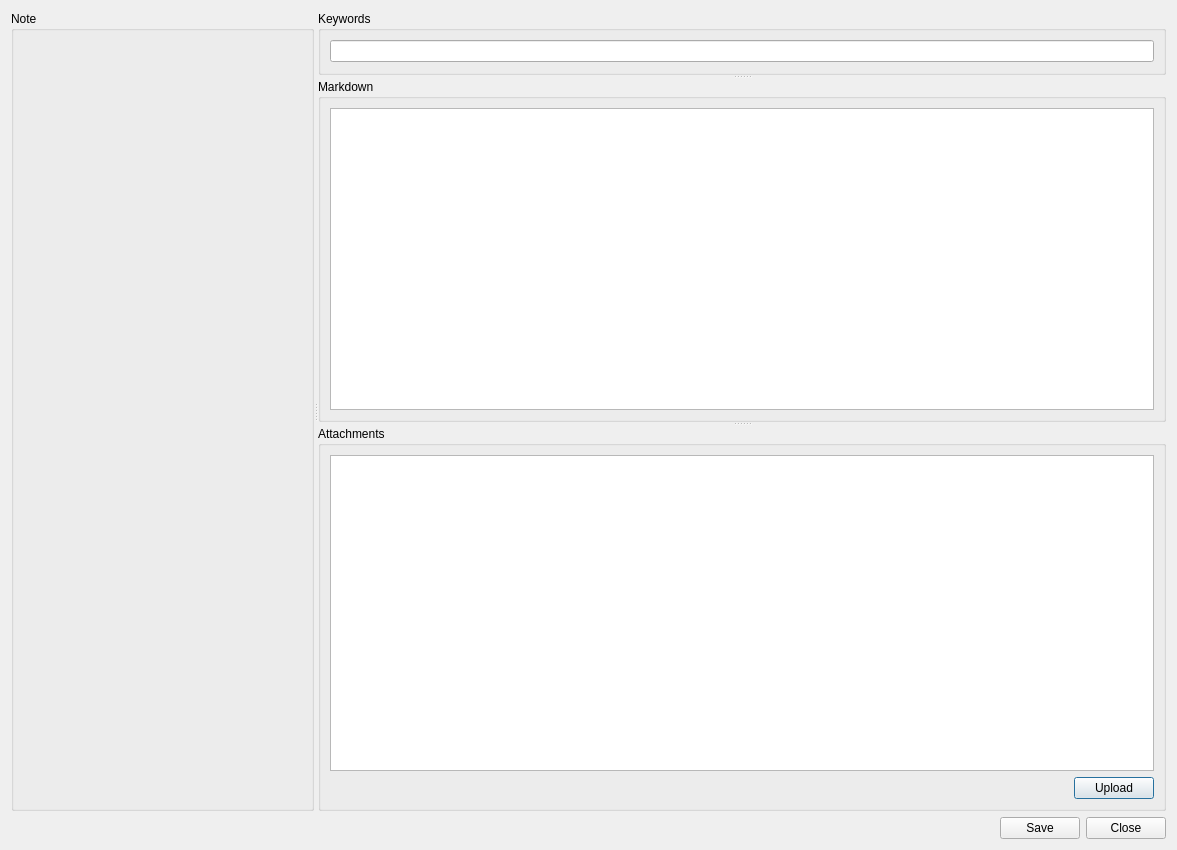
Old version of the form jezen/editor.ui in the repository HazenBabcock/APyEC.
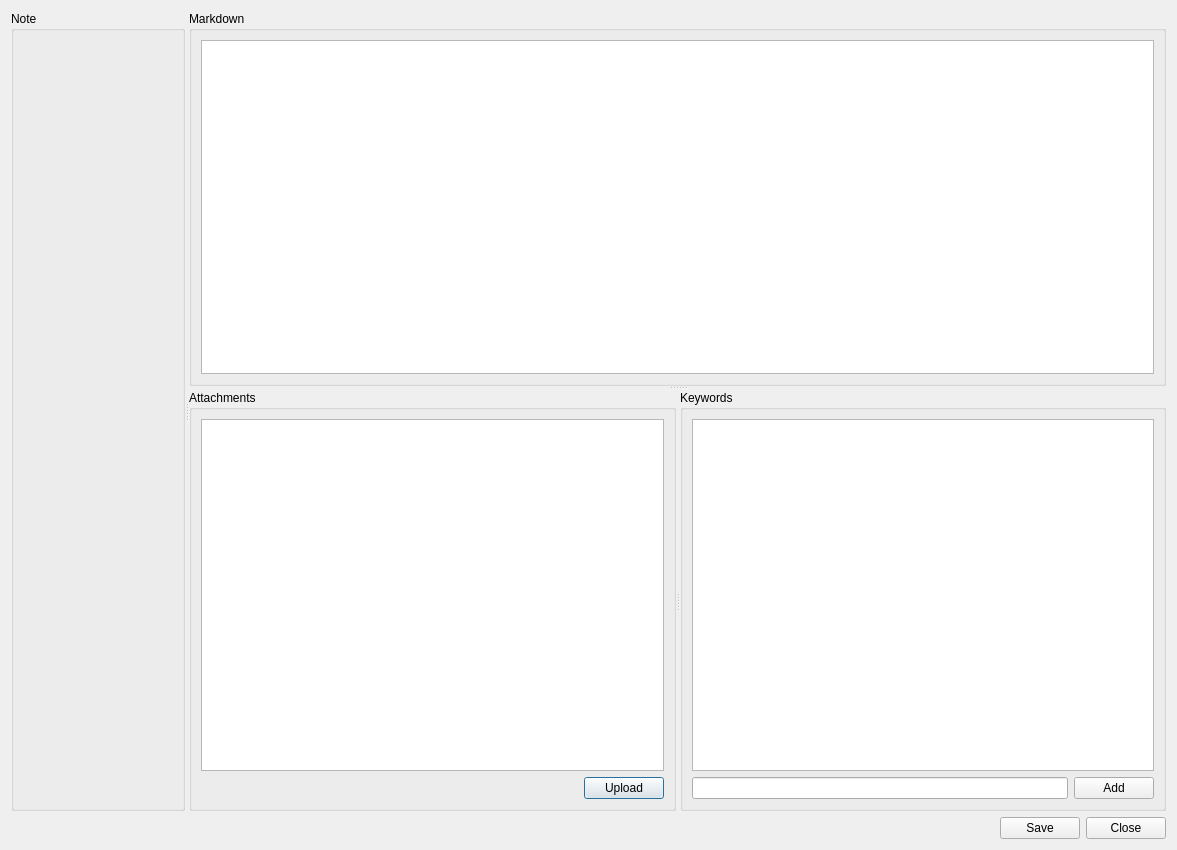
New version of the form. Custom widgets are drawn as their Qt base class.

Commit message: Get basic attachments working. Drop commit numbering concept, just use the fiename in the commit message.

The edit to the form file:
```diff
--- a/jezen/editor.ui
+++ b/jezen/editor.ui
@@ -13,15 +13,9 @@
   <property name="windowTitle">
    <string>Jezen Note Editor</string>
   </property>
-  <layout class="QVBoxLayout" name="verticalLayout">
+  <layout class="QVBoxLayout" name="verticalLayout_2">
    <item>
-    <widget class="QSplitter" name="splitter">
-     <property name="sizePolicy">
-      <sizepolicy hsizetype="Expanding" vsizetype="MinimumExpanding">
-       <horstretch>0</horstretch>
-       <verstretch>0</verstretch>
-      </sizepolicy>
-     </property>
+    <widget class="QSplitter" name="splitter_3">
      <property name="orientation">
       <enum>Qt::Horizontal</enum>
      </property>
@@ -36,33 +30,17 @@
        <string>Note</string>
       </property>
      </widget>
-     <widget class="QSplitter" name="editSplitter">
+     <widget class="QSplitter" name="splitter_2">
       <property name="orientation">
        <enum>Qt::Vertical</enum>
       </property>
-      <widget class="QGroupBox" name="keywordEditGroupBox">
-       <property name="sizePolicy">
-        <sizepolicy hsizetype="Preferred" vsizetype="Preferred">
-         <horstretch>0</horstretch>
-         <verstretch>0</verstretch>
-        </sizepolicy>
-       </property>
-       <property name="maximumSize">
-        <size>
-         <width>16777215</width>
-         <height>64</height>
-        </size>
-       </property>
-       <property name="title">
-        <string>Keywords</string>
-       </property>
-       <layout class="QVBoxLayout" name="verticalLayout_6">
-        <item>
-         <widget class="QLineEdit" name="keywordLineEdit"/>
-        </item>
-       </layout>
-      </widget>
       <widget class="QGroupBox" name="markdownGroupBox">
+       <property name="sizePolicy">
+        <sizepolicy hsizetype="Preferred" vsizetype="MinimumExpanding">
+         <horstretch>0</horstretch>
+         <verstretch>0</verstretch>
+        </sizepolicy>
+       </property>
        <property name="title">
         <string>Markdown</string>
        </property>
@@ -70,7 +48,7 @@
         <item>
          <widget class="QTextEdit" name="noteTextEdit">
           <property name="sizePolicy">
-           <sizepolicy hsizetype="MinimumExpanding" vsizetype="Expanding">
+           <sizepolicy hsizetype="MinimumExpanding" vsizetype="MinimumExpanding">
             <horstretch>0</horstretch>
             <verstretch>0</verstretch>
            </sizepolicy>
@@ -79,13 +57,30 @@
         </item>
        </layout>
       </widget>
+      <widget class="QSplitter" name="splitter">
+       <property name="orientation">
+        <enum>Qt::Horizontal</enum>
+       </property>
       <widget class="QGroupBox" name="attachmentsGroupBox">
+        <property name="sizePolicy">
+         <sizepolicy hsizetype="Preferred" vsizetype="MinimumExpanding">
+          <horstretch>0</horstretch>
+          <verstretch>0</verstretch>
+         </sizepolicy>
+        </property>
        <property name="title">
         <string>Attachments</string>
        </property>
        <layout class="QVBoxLayout" name="verticalLayout_4">
         <item>
-         <widget class="QColumnView" name="attachColumnView"/>
+          <widget class="AttachmentsMVC" name="attachmentsMVC">
+           <property name="sizePolicy">
+            <sizepolicy hsizetype="Expanding" vsizetype="MinimumExpanding">
+             <horstretch>0</horstretch>
+             <verstretch>0</verstretch>
+            </sizepolicy>
+           </property>
+          </widget>
         </item>
         <item>
          <layout class="QHBoxLayout" name="horizontalLayout">
@@ -113,6 +108,50 @@
         </item>
        </layout>
       </widget>
+       <widget class="QGroupBox" name="keywordEditGroupBox">
+        <property name="sizePolicy">
+         <sizepolicy hsizetype="Preferred" vsizetype="MinimumExpanding">
+          <horstretch>0</horstretch>
+          <verstretch>0</verstretch>
+         </sizepolicy>
+        </property>
+        <property name="maximumSize">
+         <size>
+          <width>16777215</width>
+          <height>16777215</height>
+         </size>
+        </property>
+        <property name="title">
+         <string>Keywords</string>
+        </property>
+        <layout class="QVBoxLayout" name="verticalLayout">
+         <item>
+          <widget class="QListView" name="listView">
+           <property name="sizePolicy">
+            <sizepolicy hsizetype="Expanding" vsizetype="MinimumExpanding">
+             <horstretch>0</horstretch>
+             <verstretch>0</verstretch>
+            </sizepolicy>
+           </property>
+          </widget>
+         </item>
+         <item>
+          <layout class="QHBoxLayout" name="horizontalLayout_3">
+           <item>
+            <widget class="QLineEdit" name="lineEdit"/>
+           </item>
+           <item>
+            <widget class="QPushButton" name="pushButton">
+             <property name="text">
+              <string>Add</string>
+             </property>
+            </widget>
+           </item>
+          </layout>
+         </item>
+        </layout>
+       </widget>
+      </widget>
      </widget>
     </widget>
    </item>
@@ -173,6 +212,13 @@
    </item>
   </layout>
  </widget>
+ <customwidgets>
+  <customwidget>
+   <class>AttachmentsMVC</class>
+   <extends>QListView</extends>
+   <header>attachments</header>
+  </customwidget>
+ </customwidgets>
  <resources/>
  <connections/>
 </ui>
```
Lines whose indentation alone changed are shown as unchanged. The commit also changes 5 other files.
